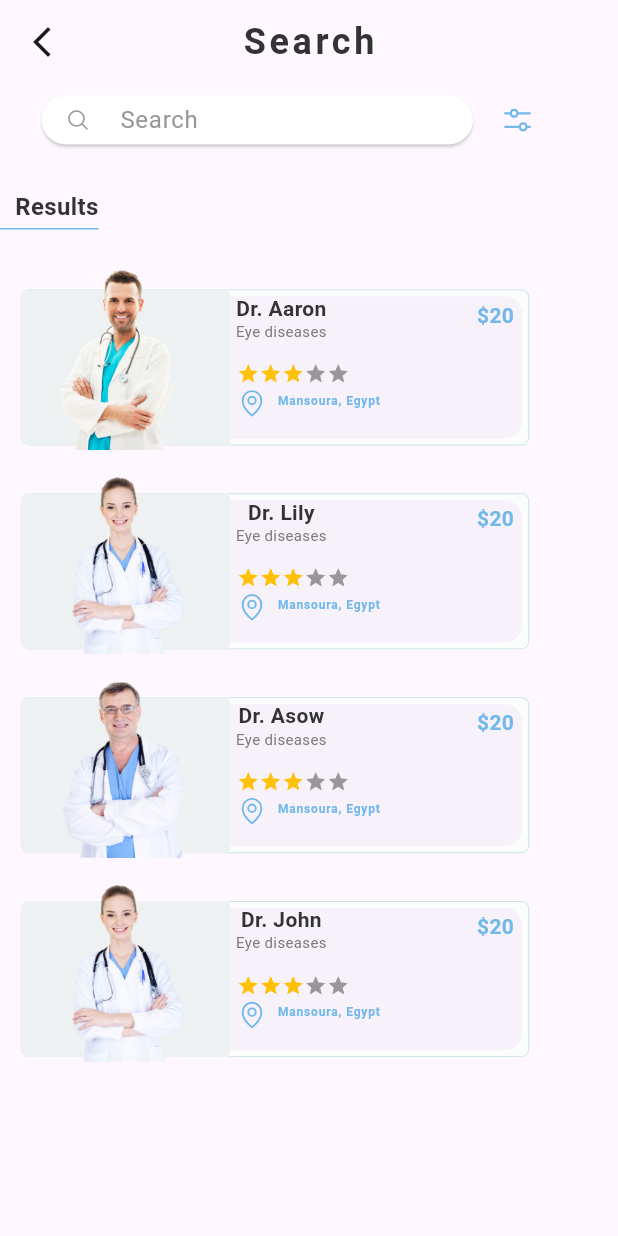
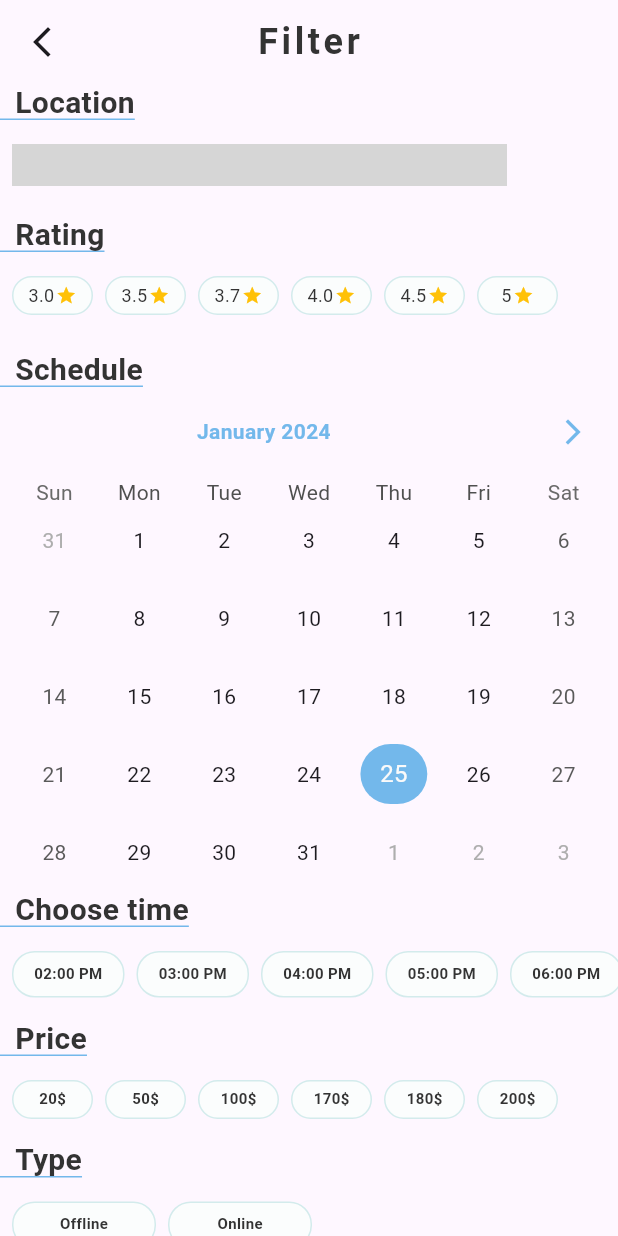
Before and after one commit to nada-elmetwaly/eye_scan, a Flutter app: the SearchScreen screen opened directly, after a tap on an icon or button, on a phone screen of 412 x 824 dp. Run offline on Flutter 3.47's test engine with Material 3 defaults, Android fonts, the phone set to English and light mode, and no system bars; drawn by our look-alikes of flutter_rating_bar, table_calendar; our stand-ins replace curved_labeled_navigation_bar, emoji_picker_flutter, font_awesome_flutter, image_picker, intl_phone_field, phosphor_flutter and 2 more; accounts and stored records are empty; Roboto replaces fonts that are missing (Baloo Bhai 2, myfont); statements that could not run were skipped; project files that could hold a hidden picture were left out; grey boxes are pictures that could not be loaded.

Commit message:
Create filter page

```diff
--- /dev/null
+++ b/lib/components/custom_chose_rate.dart
@@ -0,0 +1,47 @@
+import 'package:flutter/cupertino.dart';
+import 'package:flutter/material.dart';
+
+class ChooseRate extends StatelessWidget {
+  const ChooseRate({super.key, required this.rate});
+  final String rate;
+
+  @override
+  Widget build(BuildContext context) {
+    return Padding(
+      padding: const EdgeInsets.only(left: 8.0),
+      child: GestureDetector(
+        onTap: (){},
+        child: Container(
+          width: 54,
+          height: 26,
+          decoration: ShapeDecoration(
+            color: Color(0xFFFBFDFD),
+            shape: RoundedRectangleBorder(
+              side: BorderSide(width: 1, color: Color(0xFFD3EBEC)),
+              borderRadius: BorderRadius.circular(15),
+            ),
+          ),
+          child: Row(
+            mainAxisAlignment: MainAxisAlignment.center,
+            children: [
+              Text(
+                rate,
+                style: TextStyle(
+                  color: Color(0xFF333333),
+                  fontSize: 12,
+                  fontFamily: 'myfont',
+                  fontWeight: FontWeight.w400,
+                  height: 0,
+                ),
+              ),
+              Padding(
+                padding: const EdgeInsets.only(left: 1),
+                child: Icon(Icons.star,color: Colors.amber,size: 14,),
+              )
+            ],
+          ),
+        ),
+      ),
+    );
+  }
+}
--- /dev/null
+++ b/lib/components/dropdownfield_component.dart
@@ -0,0 +1,62 @@
+import 'package:flutter/material.dart';
+import 'package:phosphor_flutter/phosphor_flutter.dart';
+import 'package:snippet_coder_utils/FormHelper.dart';
+
+class DropDownField extends StatefulWidget {
+  const DropDownField({super.key});
+
+  @override
+  State<DropDownField> createState() => _DropDownFieldState();
+}
+
+class _DropDownFieldState extends State<DropDownField> {
+  List<dynamic> cities = [];
+  String? cityId;
+  @override
+  void initState() {
+    // TODO: implement initState
+    super.initState();
+    this.cities.add({"val": 1, 'name': 'Mansoura'});
+    this.cities.add({"id": 1, 'name': 'Cairo'});
+  }
+
+  @override
+  Widget build(BuildContext context) {
+    return Padding(
+      padding: const EdgeInsets.only(left: 8.0),
+      child: Container(
+        color: Color(0xFFF4F8F9),
+        width: 330,
+        height: 28,
+        child: FormHelper.dropDownWidget(
+          context, 'Enter City', this.cityId, this.cities, (onChangedVal) {
+          this.cityId = onChangedVal;
+          print("Selected City:$onChangedVal");
+        }, (onValidateVal) {
+          if (onValidateVal == null) {
+            return 'Please Select City';
+          }
+          return null;
+        },
+          borderColor: Color(0xFFF4F8F9),
+          borderFocusColor: Color(0xFFF4F8F9),
+          showPrefixIcon: true,
+          borderRadius: 5,
+          prefixIconPaddingLeft: 0,
+
+          prefixIcon: PhosphorIcon(
+            PhosphorIcons.mapPin(),
+            color: Color(0xFF979797),
+            size: 24,
+          ),
+          optionValue: "val",
+          optionLabel: 'name',
+          validationColor: Color(0xFF979797),
+          hintColor:  Color(0xFF979797),
+
+
+        ),
+      ),
+    );
+  }
+}
--- /dev/null
+++ b/lib/components/table_calender.dart
@@ -0,0 +1,33 @@
+import 'dart:ui';
+
+import 'package:flutter/cupertino.dart';
+import 'package:flutter/material.dart';
+import 'package:table_calendar/table_calendar.dart';
+
+class TableCalander extends StatelessWidget {
+  const TableCalander({super.key});
+
+  @override
+  Widget build(BuildContext context) {
+    return TableCalendar(
+      focusedDay: DateTime.now(),
+      firstDay: DateTime.utc(2012, 5, 6),
+      lastDay: DateTime.utc(2040, 5, 6),
+      headerStyle: HeaderStyle(titleTextStyle: TextStyle(color: Color(0xFF73B8EB),
+        fontSize: 14,
+        fontFamily: 'myfont',
+        fontWeight: FontWeight.w700,
+        height: 0.08,),
+          formatButtonVisible: false,
+          leftChevronVisible: false,
+          rightChevronIcon: Icon(Icons.arrow_forward_ios_outlined,color:Color(0xFF73B8EB) ,size: 20,),
+          titleCentered: true
+
+
+      ),
+      calendarStyle: CalendarStyle(todayDecoration: BoxDecoration(color: Color(0xFF73B8EB),borderRadius: BorderRadius.circular(29)),
+          tablePadding: EdgeInsets.only(left: 8,right: 8)
+      ),
+    );
+  }
+}
--- a/lib/screens/search_screen.dart
+++ b/lib/screens/search_screen.dart
@@ -6,6 +6,7 @@ import '../components/custom_doc_search.dart';
 import '../components/custom_rating.dart';
 import '../components/rate_component.dart';
 import '../dynamicPage.dart';
+import '../search_screens/filter_screen.dart';
 
 class SearchScreen extends StatelessWidget {
   const SearchScreen({super.key});
@@ -34,13 +35,15 @@ class SearchScreen extends StatelessWidget {
           },
         ),
       ),
-      body: Column(
+      body: SingleChildScrollView(
+        scrollDirection: Axis.vertical,
+        child: Column(
           crossAxisAlignment: CrossAxisAlignment.start,
           children: [
             Row(
               children: [
                 Padding(
-                padding: const EdgeInsets.only(left: 24),
+                  padding: const EdgeInsets.only(left: 20),
                   child: Container(
                     width: 295,
                     height: 40,
@@ -89,11 +92,11 @@ class SearchScreen extends StatelessWidget {
                     ),
                   ),
                 ),
-              SizedBox(
-                width: 2,
-              ),
+
                 IconButton(
-                onPressed: () {},
+                  onPressed: () {
+                    Navigator.push(context, MaterialPageRoute(builder: (context)=>FilterScreen()));
+                  },
                   icon: PhosphorIcon(
                     PhosphorIcons.slidersHorizontal(),
                     color: Color(0xFF73B8EB),
@@ -135,6 +138,7 @@ class SearchScreen extends StatelessWidget {
             CustomDocSearch(img: 'assetes/doc2.png',name: 'Dr. John',),
           ],
         ),
+      ),
     );
   }
 
--- /dev/null
+++ b/lib/search_screens/filter_screen.dart
@@ -0,0 +1,260 @@
+import 'package:flutter/material.dart';
+import 'package:phosphor_flutter/phosphor_flutter.dart';
+import 'package:snippet_coder_utils/FormHelper.dart';
+import '../components/custom_chose_rate.dart';
+import '../components/dropdownfield_component.dart';
+import '../components/table_calender.dart';
+import '../screens/search_screen.dart';
+import '../widgets/price_time_widget.dart';
+import '../widgets/reset_filter_widget.dart';
+class FilterScreen extends StatefulWidget {
+  const FilterScreen({super.key});
+
+  @override
+  State<FilterScreen> createState() => _FilterScreenState();
+}
+
+class _FilterScreenState extends State<FilterScreen> {
+
+
+  @override
+  Widget build(BuildContext context) {
+    return Scaffold(
+      appBar: AppBar(
+        title: Text(
+          'Filter',
+          style: TextStyle(
+            color: Color(0xFF333333),
+            fontSize: 24,
+            fontFamily: 'myfont',
+            fontWeight: FontWeight.w700,
+            height: 0,
+            letterSpacing: 2.40,
+          ),
+        ),
+        centerTitle: true,
+        leading: IconButton(
+          icon: Icon(Icons.arrow_back_ios_new), // Set the leading icon
+          onPressed: () {
+            Navigator.push(context,
+                MaterialPageRoute(builder: (context) => SearchScreen()));
+          },
+        ),
+      ),
+      body: SingleChildScrollView(
+        scrollDirection: Axis.vertical,
+        child: Column(
+          crossAxisAlignment: CrossAxisAlignment.start,
+          children: [
+            Container(
+              padding: const EdgeInsets.only(
+
+                left: 10,
+              ),
+              decoration: BoxDecoration(
+                  border: Border(
+                      bottom: BorderSide(
+                        color: Color(0xFF73B8EB),
+                        width: 1.0,
+                      ))),
+              child: Text(
+                "Location",
+                style: TextStyle(
+                  color: Color(0xFF333333),
+                  fontSize: 20,
+                  fontFamily: "myfont",
+                  fontWeight: FontWeight.w700,
+                  height: 0,
+                ),
+              ),
+            ),
+            SizedBox(height: 16,),
+            DropDownField(),
+            SizedBox(height: 20,),
+
+            Container(
+              padding: const EdgeInsets.only(
+
+                left: 10,
+              ),
+              decoration: BoxDecoration(
+                  border: Border(
+                      bottom: BorderSide(
+                color: Color(0xFF73B8EB),
+                width: 1.0,
+              ))),
+              child: Text(
+                "Rating",
+                style: TextStyle(
+                  color: Color(0xFF333333),
+                  fontSize: 20,
+                  fontFamily: "myfont",
+                  fontWeight: FontWeight.w700,
+                  height: 0,
+                ),
+              ),
+            ),
+            SizedBox(
+              height: 16,
+            ),
+            SingleChildScrollView(
+              scrollDirection: Axis.horizontal,
+              child: Row(
+                children: [
+                  ChooseRate(rate: '3.0'),
+                  ChooseRate(rate: '3.5'),
+                  ChooseRate(rate: '3.7'),
+                  ChooseRate(rate: '4.0'),
+                  ChooseRate(rate: '4.5'),
+                  ChooseRate(rate: '5'),
+                ],
+              ),
+            ),
+            Container(
+              padding: const EdgeInsets.only(
+                top: 24,
+                left: 10,
+              ),
+              decoration: BoxDecoration(
+                  border: Border(
+                      bottom: BorderSide(
+                color: Color(0xFF73B8EB),
+                width: 1.0,
+              ))),
+              child: Text(
+                "Schedule",
+                style: TextStyle(
+                  color: Color(0xFF333333),
+                  fontSize: 20,
+                  fontFamily: "myfont",
+                  fontWeight: FontWeight.w700,
+                  height: 0,
+                ),
+              ),
+            ),
+            TableCalander(),
+            Container(
+              padding: const EdgeInsets.only(
+                left: 10,
+              ),
+              decoration: BoxDecoration(
+                  border: Border(
+                      bottom: BorderSide(
+                        color: Color(0xFF73B8EB),
+                        width: 1.0,
+                      ))),
+              child: Text(
+                "Choose time",
+                style: TextStyle(
+                  color: Color(0xFF333333),
+                  fontSize: 20,
+                  fontFamily: "myfont",
+                  fontWeight: FontWeight.w700,
+                  height: 0,
+                ),
+              ),
+            ),
+            SizedBox(height: 16,),
+            SingleChildScrollView(
+              scrollDirection: Axis.horizontal,
+              child: Row(
+                children: [
+                  PriceWidget(data: '02:00 PM',width: 75, height: 31,),
+                  PriceWidget(data: '03:00 PM',width: 75, height: 31,),
+                  PriceWidget(data: '04:00 PM',width: 75, height: 31,),
+                  PriceWidget(data: '05:00 PM',width: 75, height: 31,),
+                  PriceWidget(data: '06:00 PM',width: 75, height: 31,),
+                  PriceWidget(data: '07:00 PM',width: 75, height: 31,),
+
+                ],
+              ),
+            ),
+            Container(
+              padding: const EdgeInsets.only(
+                top: 15,
+                left: 10,
+              ),
+              decoration: BoxDecoration(
+                  border: Border(
+                      bottom: BorderSide(
+                        color: Color(0xFF73B8EB),
+                        width: 1.0,
+                      ))),
+              child: Text(
+                "Price",
+                style: TextStyle(
+                  color: Color(0xFF333333),
+                  fontSize: 20,
+                  fontFamily: "myfont",
+                  fontWeight: FontWeight.w700,
+                  height: 0,
+                ),
+              ),
+
+            ),
+            SizedBox(height: 16,),
+            SingleChildScrollView(
+              scrollDirection: Axis.horizontal,
+              child: Row(
+                children: [
+                  PriceWidget(data: '20\$',width: 54, height:26,),
+                  PriceWidget(data: '50\$',width: 54, height:26,),
+                  PriceWidget(data: '100\$',width: 54, height:26,),
+                  PriceWidget(data: '170\$',width: 54, height:26,),
+                  PriceWidget(data: '180\$',width: 54, height:26,),
+                  PriceWidget(data: '200\$',width: 54, height:26,),
+
+                ],
+              ),
+
+            ),
+            Container(
+              padding: const EdgeInsets.only(
+                top: 15,
+                left: 10,
+              ),
+              decoration: BoxDecoration(
+                  border: Border(
+                      bottom: BorderSide(
+                        color: Color(0xFF73B8EB),
+                        width: 1.0,
+                      ))),
+              child: Text(
+                "Type",
+                style: TextStyle(
+                  color: Color(0xFF333333),
+                  fontSize: 20,
+                  fontFamily: "myfont",
+                  fontWeight: FontWeight.w700,
+                  height: 0,
+                ),
+              ),
+
+            ),
+            SizedBox(height: 16,),
+            Row(children: [
+              PriceWidget(data: 'Offline',width: 96,height: 31,),
+              PriceWidget(data: 'Online',width: 96,height: 31,)
+            ],),
+            SizedBox(height: 30,),
+            Row(
+              mainAxisAlignment: MainAxisAlignment.center,
+              children: [
+                ResetFilter(data: 'Reset Filter'),
+                ResetFilter(data: 'Search'),
+              ],
+            ),
+            SizedBox(height: 34,)
+
+
+
+
+
+
+
+          ],
+        ),
+      ),
+    );
+  }
+}
--- /dev/null
+++ b/lib/widgets/price_time_widget.dart
@@ -0,0 +1,39 @@
+import 'package:flutter/cupertino.dart';
+import 'package:flutter/material.dart';
+
+class PriceWidget extends StatelessWidget {
+  const PriceWidget({super.key, required this.data, required this.width, required this.height});
+  final String data;
+  final double width;
+  final double height;
+
+  @override
+  Widget build(BuildContext context) {
+    return Padding(
+      padding: const EdgeInsets.only(left: 8.0),
+      child: Container(
+        width: width,
+        height: height,
+        decoration: ShapeDecoration(
+          color: Color(0xFFFBFDFD),
+          shape: RoundedRectangleBorder(
+            side: BorderSide(width: 1, color: Color(0x4C75C1C4)),
+            borderRadius: BorderRadius.circular(15),
+          ),
+        ),
+        child: Center(
+          child: Text(
+            data,
+            style: TextStyle(
+              color: Color(0xFF333333),
+              fontSize: 10,
+              fontFamily: 'myfont',
+              fontWeight: FontWeight.w600,
+              height: 0,
+            ),
+          ),
+        ),
+      ),
+    );
+  }
+}
--- /dev/null
+++ b/lib/widgets/reset_filter_widget.dart
@@ -0,0 +1,38 @@
+import 'package:flutter/cupertino.dart';
+
+class ResetFilter extends StatelessWidget {
+  const ResetFilter({super.key, required this.data});
+  final String data;
+
+  @override
+  Widget build(BuildContext context) {
+    return  GestureDetector(
+      onTap: (){},
+      child: Padding(
+        padding: const EdgeInsets.only(left: 8),
+        child: Container(
+          width: 154,
+          height: 56,
+          decoration: ShapeDecoration(
+            shape: RoundedRectangleBorder(
+              side: BorderSide(width: 1.50, color: Color(0xFF73B8EB)),
+              borderRadius: BorderRadius.circular(16),
+            ),
+          ),
+          child: Center(
+            child: Text(
+              data,
+              style: TextStyle(
+                color: Color(0xFF73B8EB),
+                fontSize: 16,
+                fontFamily: 'myfont',
+                fontWeight: FontWeight.w700,
+                height: 0,
+              ),
+            ),
+          ),
+        ),
+      ),
+    );
+  }
+}
--- a/pubspec.yaml
+++ b/pubspec.yaml
@@ -28,6 +28,8 @@ environment:
 # the latest version available on pub.dev. To see which dependencies have newer
 # versions available, run `flutter pub outdated`.
 dependencies:
+  snippet_coder_utils: ^1.0.8
+  table_calendar: ^3.0.9
   phosphor_flutter: ^2.0.1
   flutter_rating_bar: ^4.0.1
   curved_labeled_navigation_bar: ^2.0.2
```
Also changed, not shown: pubspec.lock. Lines whose indentation alone changed are shown as unchanged.
